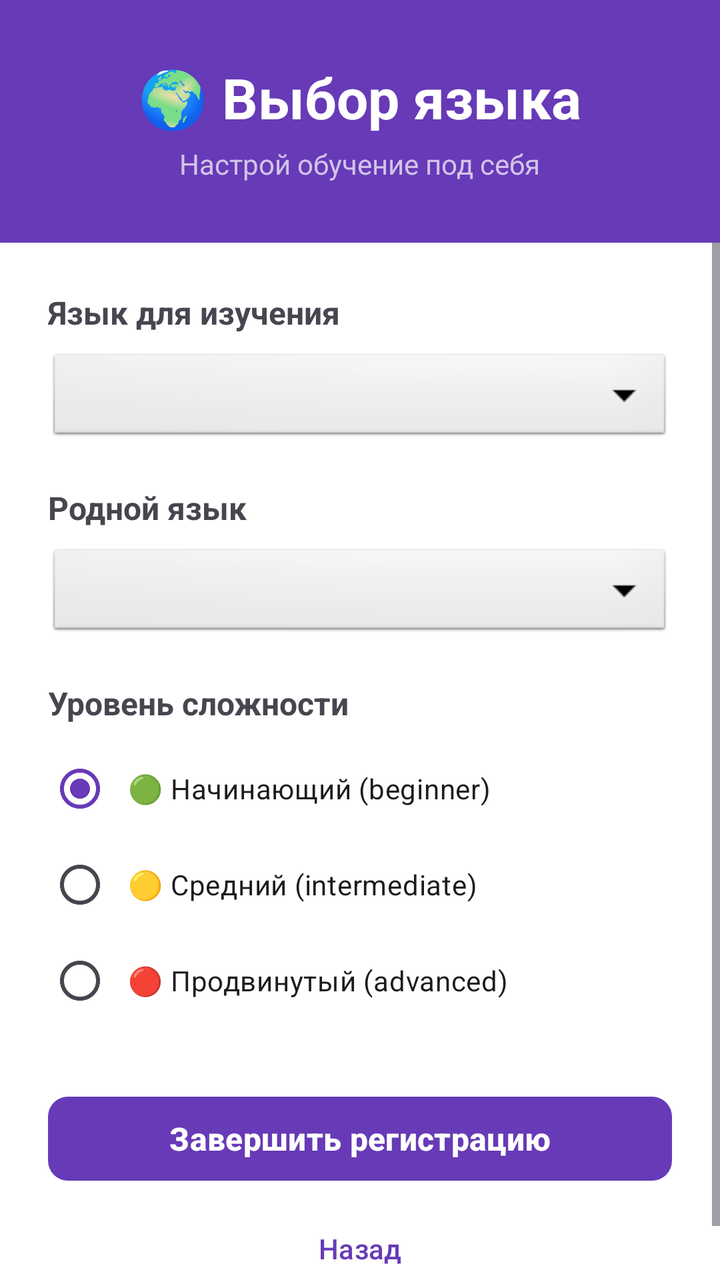
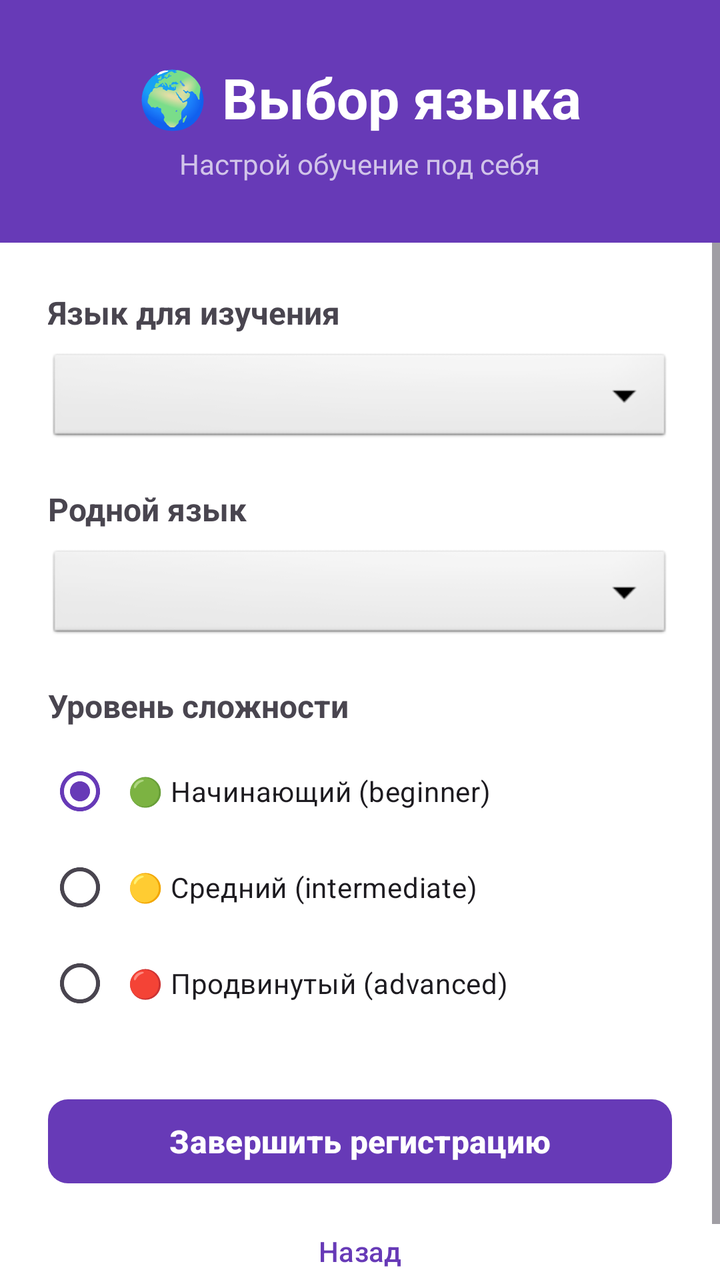

Before-and-after screenshots of an Android layout around one commit, followed by the original layout XML and the change that was made.
<!-- AndroidManifest.xml: activity theme Theme.LinguaAI.NoActionBar -->
<!-- res/layout/activity_language_selection.xml -->
<?xml version="1.0" encoding="utf-8"?>
<LinearLayout xmlns:android="http://schemas.android.com/apk/res/android"
    android:layout_width="match_parent"
    android:layout_height="match_parent"
    android:orientation="vertical"
    android:background="@color/white">

    
    <LinearLayout
        android:layout_width="match_parent"
        android:layout_height="wrap_content"
        android:orientation="vertical"
        android:background="@color/primary"
        android:padding="30dp"
        android:gravity="center">

        <TextView
            android:layout_width="wrap_content"
            android:layout_height="wrap_content"
            android:text="🌍 Выбор языка"
            android:textSize="28sp"
            android:textStyle="bold"
            android:textColor="@color/white" />

        <TextView
            android:layout_width="wrap_content"
            android:layout_height="wrap_content"
            android:text="Настрой обучение под себя"
            android:textSize="14sp"
            android:textColor="@color/primary_light"
            android:layout_marginTop="5dp" />
    </LinearLayout>

    <ScrollView
        android:layout_width="match_parent"
        android:layout_height="0dp"
        android:layout_weight="1">

        <LinearLayout
            android:layout_width="match_parent"
            android:layout_height="wrap_content"
            android:orientation="vertical"
            android:padding="24dp">

            
            <TextView
                android:layout_width="wrap_content"
                android:layout_height="wrap_content"
                android:text="@string/target_language"
                android:textSize="16sp"
                android:textStyle="bold"
                android:layout_marginBottom="8dp" />

            <Spinner
                android:id="@+id/spinnerTargetLanguage"
                android:layout_width="match_parent"
                android:layout_height="48dp"
                android:background="@android:drawable/btn_dropdown"
                android:layout_marginBottom="20dp" />

            
            <TextView
                android:layout_width="wrap_content"
                android:layout_height="wrap_content"
                android:text="@string/native_language"
                android:textSize="16sp"
                android:textStyle="bold"
                android:layout_marginBottom="8dp" />

            <Spinner
                android:id="@+id/spinnerNativeLanguage"
                android:layout_width="match_parent"
                android:layout_height="48dp"
                android:background="@android:drawable/btn_dropdown"
                android:layout_marginBottom="20dp" />

            
            <TextView
                android:layout_width="wrap_content"
                android:layout_height="wrap_content"
                android:text="@string/difficulty_level"
                android:textSize="16sp"
                android:textStyle="bold"
                android:layout_marginBottom="8dp" />

            <RadioGroup
                android:id="@+id/rgDifficulty"
                android:layout_width="match_parent"
                android:layout_height="wrap_content"
                android:layout_marginBottom="30dp">

                <RadioButton
                    android:id="@+id/rbBeginner"
                    android:layout_width="match_parent"
                    android:layout_height="wrap_content"
                    android:text="🟢 Начинающий (beginner)"
                    android:checked="true"
                    android:padding="8dp" />

                <RadioButton
                    android:id="@+id/rbIntermediate"
                    android:layout_width="match_parent"
                    android:layout_height="wrap_content"
                    android:text="🟡 Средний (intermediate)"
                    android:padding="8dp" />

                <RadioButton
                    android:id="@+id/rbAdvanced"
                    android:layout_width="match_parent"
                    android:layout_height="wrap_content"
                    android:text="🔴 Продвинутый (advanced)"
                    android:padding="8dp" />
            </RadioGroup>

            <com.google.android.material.button.MaterialButton
                android:id="@+id/btnComplete"
                android:layout_width="match_parent"
                android:layout_height="50dp"
                android:text="@string/complete_registration"
                style="@style/PrimaryButton" />

            <TextView
                android:id="@+id/tvStatus"
                android:layout_width="match_parent"
                android:layout_height="wrap_content"
                android:textColor="@color/red"
                android:textSize="12sp"
                android:gravity="center"
                android:layout_marginTop="10dp"
                android:visibility="gone" />

            <ProgressBar
                android:id="@+id/progressBar"
                android:layout_width="wrap_content"
                android:layout_height="wrap_content"
                android:layout_gravity="center"
                android:layout_marginTop="10dp"
                android:visibility="gone" />

            <com.google.android.material.button.MaterialButton
                android:id="@+id/btnBack"
                android:layout_width="match_parent"
                android:layout_height="40dp"
                android:text="@string/back"
                style="@style/Widget.Material3.Button.TextButton"
                android:layout_marginTop="10dp" />
        </LinearLayout>
    </ScrollView>

</LinearLayout>
<!-- resources referenced by this layout -->
<resources>
  <color name="primary">#673AB7</color>
  <color name="primary_light">#D1C4E9</color>
  <color name="red">#F44336</color>
  <color name="white">#FFFFFF</color>
  <string name="back">Назад</string>
  <string name="complete_registration">Завершить регистрацию</string>
  <string name="difficulty_level">Уровень сложности</string>
  <string name="native_language">Родной язык</string>
  <string name="target_language">Язык для изучения</string>
  <style name="PrimaryButton" parent="Widget.Material3.Button">
          <item name="android:textColor">@color/white</item>
          <item name="backgroundTint">@color/primary</item>
          <item name="cornerRadius">10dp</item>
          <item name="android:textSize">16sp</item>
          <item name="android:textStyle">bold</item>
      </style>
  <style name="Theme.LinguaAI.NoActionBar" parent="Theme.Material3.Light.NoActionBar">
          <item name="colorPrimary">@color/primary</item>
          <item name="colorPrimaryDark">@color/primary_dark</item>
          <item name="colorAccent">@color/accent</item>
          <item name="android:windowBackground">@color/background</item>
          <item name="android:statusBarColor">@color/primary_dark</item>
      </style>
  <color name="primary_dark">#512DA8</color>
  <color name="accent">#FF9800</color>
  <color name="background">#F7F8FA</color>
</resources>

<!-- the commit's change to res/layout/activity_language_selection.xml (unified diff, before → after) -->
@@ -54,8 +54,11 @@
             <Spinner
                 android:id="@+id/spinnerTargetLanguage"
                 android:layout_width="match_parent"
-                android:layout_height="48dp"
+                android:layout_height="wrap_content"
+                android:minHeight="48dp"
+                android:spinnerMode="dropdown"
                 android:background="@android:drawable/btn_dropdown"
+                android:padding="8dp"
                 android:layout_marginBottom="20dp" />
 
             
@@ -70,8 +73,11 @@
             <Spinner
                 android:id="@+id/spinnerNativeLanguage"
                 android:layout_width="match_parent"
-                android:layout_height="48dp"
+                android:layout_height="wrap_content"
+                android:minHeight="48dp"
+                android:spinnerMode="dropdown"
                 android:background="@android:drawable/btn_dropdown"
+                android:padding="8dp"
                 android:layout_marginBottom="20dp" />
 
             
